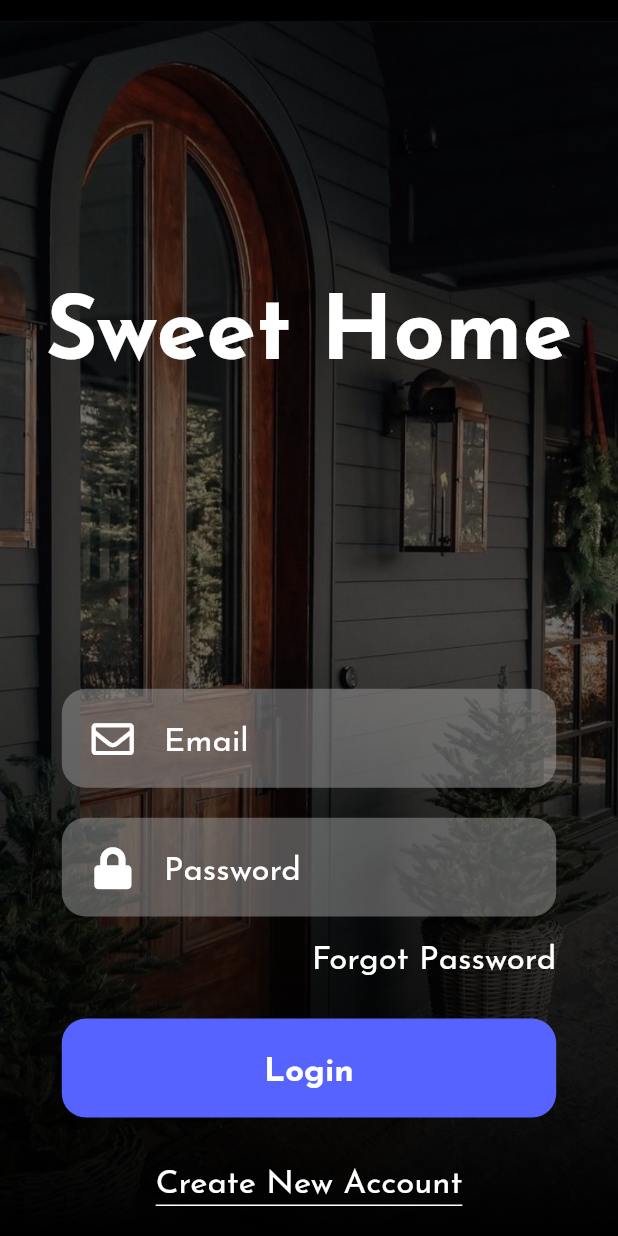
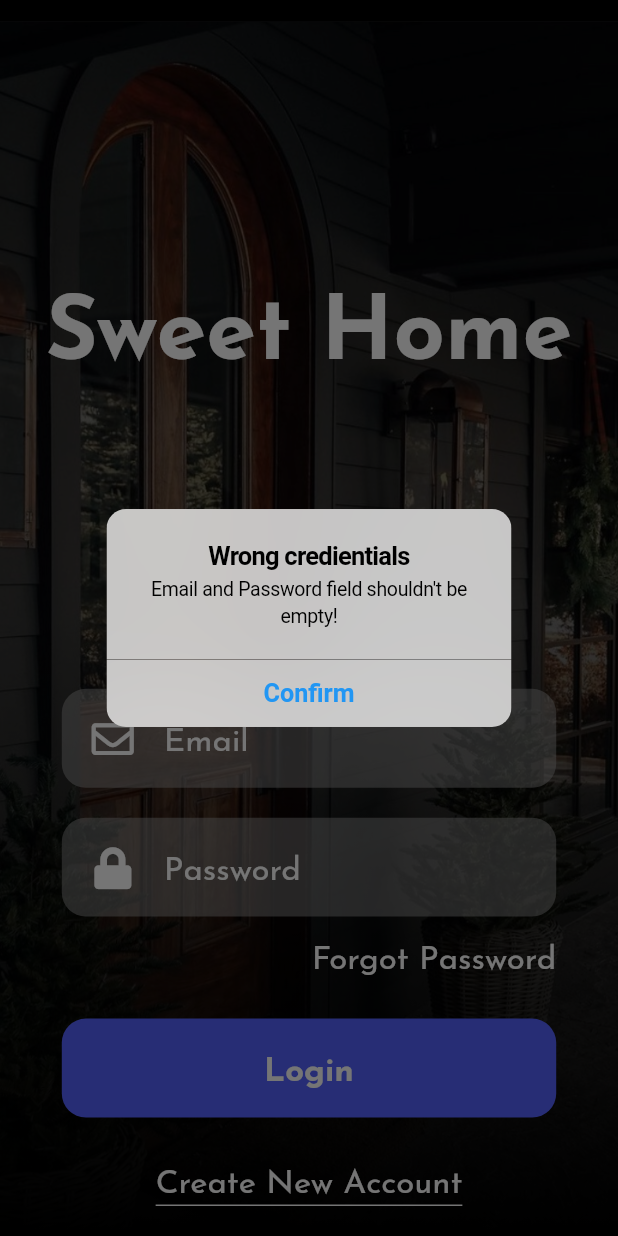
Before and after one commit to amiraZaouali/project, a Flutter app: the screen it shows after launch, after a tap on "Login", on a phone screen of 412 x 824 dp. Run offline on Flutter 3.47's test engine with Material 2 defaults, Android fonts, the phone set to English and light mode, and no system bars; our stand-ins replace fl_chart, flutter_secure_storage, font_awesome_flutter, google_fonts, shared_preferences, simple_animations.

Commit message:
Login / Register mobile Done

```diff
--- a/mobile/lib/main.dart
+++ b/mobile/lib/main.dart
@@ -1,9 +1,8 @@
-
-
 import 'package:flutter/foundation.dart';
 import 'package:flutter/material.dart';
 import 'package:flutter/services.dart';
 import 'package:foodybite_app/screens/FitnessAppTheme.dart';
+import 'package:foodybite_app/utils/storage.dart';
 import 'package:google_fonts/google_fonts.dart';
 // ignore: unused_import
 import 'screens/landingScreen.dart';
@@ -18,6 +17,7 @@ class MyApp extends StatelessWidget {
   // This widget is the root of your application.
   @override
   Widget build(BuildContext context) {
+    PreferenceUtils.init();
     return MaterialApp(
         debugShowCheckedModeBanner: false,
         title: 'Foodybite',
@@ -27,16 +27,14 @@ class MyApp extends StatelessWidget {
           primarySwatch: Colors.blue,
           visualDensity: VisualDensity.adaptivePlatformDensity,
         ),
-      home :LoginScreen()
-    );
+        home: LoginScreen());
   }
 }
+
 Widget build(BuildContext context) {
-
   SystemChrome.setSystemUIOverlayStyle(SystemUiOverlayStyle(
     statusBarColor: Colors.transparent,
     statusBarIconBrightness: Brightness.dark,
-
     systemNavigationBarColor: Colors.white,
     systemNavigationBarDividerColor: Colors.grey,
     systemNavigationBarIconBrightness: Brightness.dark,
@@ -49,7 +47,6 @@ Widget build(BuildContext context) {
       textTheme: FitnessAppTheme.textTheme,
       platform: TargetPlatform.iOS,
     ),
-
   );
 }
 
--- a/mobile/lib/screens/login-screen.dart
+++ b/mobile/lib/screens/login-screen.dart
@@ -4,7 +4,10 @@ import 'package:flutter/material.dart';
 import 'package:font_awesome_flutter/font_awesome_flutter.dart';
 import 'package:foodybite_app/pallete.dart';
 import 'package:foodybite_app/screens/home-screen.dart';
+import 'package:foodybite_app/screens/screens.dart';
 import 'package:foodybite_app/service/services.dart';
+import 'package:foodybite_app/utils/Helpers.dart';
+import 'package:foodybite_app/utils/storage.dart';
 import 'package:foodybite_app/widgets/widgets.dart';
 
 import 'create-new-account.dart';
@@ -16,6 +19,24 @@ class LoginScreen extends StatelessWidget {
 
   @override
   Widget build(BuildContext context) {
+    handleLogin() async {
+      if (_ncontroller.text.length > 3 && _pcontroller.text.length > 6) {
+        var result = await Services().loginUser(
+            {"email": _ncontroller.text, "password": _pcontroller.text});
+        if (result.runtimeType != bool && result.containsKey("userID")) {
+          PreferenceUtils.setString("uinfo", result);
+          Navigator.push(
+              context, MaterialPageRoute(builder: (context) => HomePage()));
+        } else if (result != null && result == false) {
+          Utils.showAlertDialog(context, "Wrong credientials",
+              "Email and/or Password is/are wrong!");
+        }
+      } else {
+        Utils.showAlertDialog(context, "Wrong credientials",
+            "Email and Password field shouldn't be empty!");
+      }
+    }
+
     var size = MediaQuery.of(context).size;
     return Stack(
       children: [
@@ -74,12 +95,7 @@ class LoginScreen extends StatelessWidget {
                       color: kBlue,
                     ),
                     child: TextButton(
-                      onPressed: () async {
-                        print(await Services().loginUser({
-                          "email": _ncontroller.text,
-                          "password": _pcontroller.text
-                        }));
-                      },
+                      onPressed: handleLogin,
                       child: Text(
                         "Login",
                         style: kBodyText.copyWith(fontWeight: FontWeight.bold),
--- a/mobile/lib/utils/Helpers.dart
+++ b/mobile/lib/utils/Helpers.dart
@@ -1,14 +1,37 @@
 import 'dart:ui';
 
+import 'package:flutter/cupertino.dart';
+import 'package:flutter/material.dart';
+
 class HexColor extends Color {
-  HexColor(final String hexColor ) : super(_getColorFromHex(hexColor));
+  HexColor(final String hexColor) : super(_getColorFromHex(hexColor));
 
-  static int _getColorFromHex(String hexColor){
+  static int _getColorFromHex(String hexColor) {
     hexColor = hexColor.toUpperCase().replaceAll('#', '');
-    if(hexColor.length == 6) {
+    if (hexColor.length == 6) {
       hexColor = 'FF' + hexColor;
     }
-    return int.parse(hexColor, radix: 16 );
+    return int.parse(hexColor, radix: 16);
   }
+}
 
+class Utils {
+  static showAlertDialog(BuildContext context, String title, String body) {
+    showDialog(
+        context: context,
+        builder: (BuildContext context) {
+          return CupertinoAlertDialog(
+            title: Text(title),
+            content: Text(body),
+            actions: <Widget>[
+              CupertinoDialogAction(
+                  isDefaultAction: true,
+                  onPressed: () {
+                    Navigator.pop(context);
+                  },
+                  child: Text("Confirm")),
+            ],
+          );
+        });
+  }
 }
--- /dev/null
+++ b/mobile/lib/utils/storage.dart
@@ -0,0 +1,23 @@
+import 'dart:async' show Future;
+import 'package:shared_preferences/shared_preferences.dart';
+
+class PreferenceUtils {
+  static Future<SharedPreferences> get _instance async =>
+      _prefsInstance ??= await SharedPreferences.getInstance();
+  static SharedPreferences _prefsInstance;
+
+  // call this method from iniState() function of mainApp().
+  static Future<SharedPreferences> init() async {
+    _prefsInstance = await _instance;
+    return _prefsInstance;
+  }
+
+  static String getString(String key, [String defValue]) {
+    return _prefsInstance.getString(key) ?? defValue ?? "";
+  }
+
+  static Future<bool> setString(String key, String value) async {
+    var prefs = await _instance;
+    return prefs?.setString(key, value) ?? Future.value(false);
+  }
+}
--- a/mobile/lib/widgets/password-input.dart
+++ b/mobile/lib/widgets/password-input.dart
@@ -2,14 +2,14 @@ import 'package:flutter/material.dart';
 import 'package:foodybite_app/pallete.dart';
 
 class PasswordInput extends StatelessWidget {
-  const PasswordInput({
-    Key key,
-    @required this.icon,
-    @required this.hint,
-    this.inputType,
-    this.inputAction,
-    this.ctrl
-  }) : super(key: key);
+  const PasswordInput(
+      {Key key,
+      @required this.icon,
+      @required this.hint,
+      this.inputType,
+      this.inputAction,
+      this.ctrl})
+      : super(key: key);
   final TextEditingController ctrl;
   final IconData icon;
   final String hint;
@@ -30,6 +30,7 @@ class PasswordInput extends StatelessWidget {
         ),
         child: Center(
           child: TextField(
+            controller: ctrl,
             decoration: InputDecoration(
               border: InputBorder.none,
               prefixIcon: Padding(
--- a/mobile/pubspec.yaml
+++ b/mobile/pubspec.yaml
@@ -34,6 +34,7 @@ dependencies:
   http:
   flutter_secure_storage: ^4.2.0
   fl_chart:
+  shared_preferences:
 
 dev_dependencies:
   flutter_test:
```
Also changed, not shown: mobile/lib/io/storage.dart (deleted, +0 -13 lines), mobile/lib/screens/create-new-account.dart (+3 -20 lines), mobile/lib/service/services.dart (+6 -5 lines), mobile/pubspec.lock, 2 other files. Lines whose indentation alone changed are shown as unchanged.
